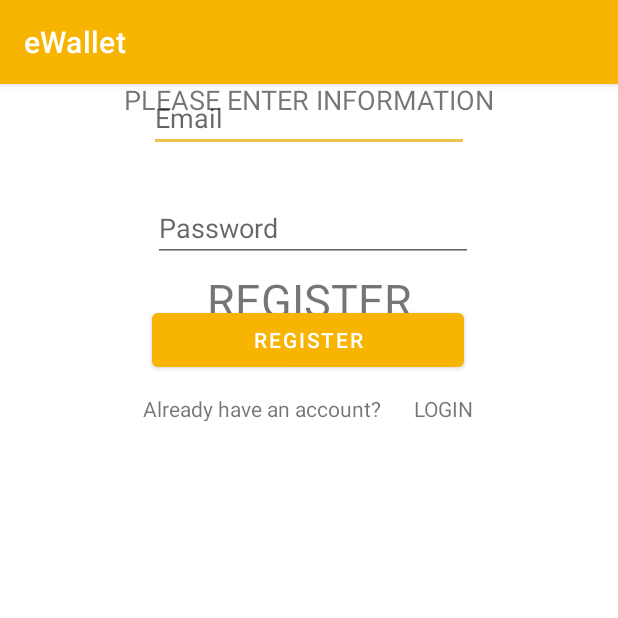
After one commit to alicalmir/e-Wallet, an Android app: the RegisterActivity screen opened directly, with no data from a screen before it, on a phone screen of 412 x 824 dp, the top half of it. The commit adds this screen. Run offline under Robolectric (Android 15) with nearby library versions, the phone set to English and light mode, and no system bars.

Commit message:
register and login features

```diff
--- a/app/src/main/AndroidManifest.xml
+++ b/app/src/main/AndroidManifest.xml
@@ -9,6 +9,8 @@
         android:roundIcon="@mipmap/app_icon"
         android:supportsRtl="true"
         android:theme="@style/Theme.EWallet">
+        <activity android:name=".RegisterActivity"></activity>
+        <activity android:name=".HomeActivity" />
         <activity android:name=".MainActivity">
             <intent-filter>
                 <action android:name="android.intent.action.MAIN" />
--- /dev/null
+++ b/app/src/main/java/com/example/ewallet/HomeActivity.java
@@ -0,0 +1,14 @@
+package com.example.ewallet;
+
+import androidx.appcompat.app.AppCompatActivity;
+
+import android.os.Bundle;
+
+public class HomeActivity extends AppCompatActivity {
+
+    @Override
+    protected void onCreate(Bundle savedInstanceState) {
+        super.onCreate(savedInstanceState);
+        setContentView(R.layout.activity_home);
+    }
+}
--- a/app/src/main/java/com/example/ewallet/MainActivity.java
+++ b/app/src/main/java/com/example/ewallet/MainActivity.java
@@ -2,21 +2,55 @@ package com.example.ewallet;
 
 import androidx.appcompat.app.AppCompatActivity;
 
+import android.content.Intent;
 import android.os.Bundle;
+import android.text.SpannableString;
+import android.text.style.UnderlineSpan;
+import android.util.Log;
 import android.view.View;
+import android.view.View.OnClickListener;
+import android.widget.Button;
+import android.widget.TextView;
+import android.widget.Toast;
 
 public class MainActivity extends AppCompatActivity {
+    TextView register, email, password;
+    Button login;
 
     @Override
     protected void onCreate(Bundle savedInstanceState) {
         super.onCreate(savedInstanceState);
         setContentView(R.layout.activity_main);
+
+        //deceleration of components
+        register = findViewById(R.id.registerClick);
+        email = findViewById(R.id.email);
+        password = findViewById(R.id.password);
+        login = findViewById(R.id.loginClick);
+
+        //setting underline for the register textView
+        SpannableString content = new SpannableString("REGISTER!");
+        content.setSpan(new UnderlineSpan(), 0, content.length(), 0);
+        register.setText(content);
     }
 
     public void login(View view){
-        // TODO: 5/1/2021
+        Intent intent = new Intent(this, HomeActivity.class);
+
+            if(email.getText().toString().equals("naidafatic@gmail.com") && password.getText().toString().equals("123")){
+                if(intent.resolveActivity(getPackageManager()) == null)
+                    Log.i("error", "No home activity");
+                else startActivity(intent);
+            }else {
+                Toast.makeText(this, "Enter correct email or password", Toast.LENGTH_SHORT).show();
+            }
     }
+
+
     public void register(View view){
-        // TODO: 5/1/2021
+        Intent intent = new Intent(this, RegisterActivity.class);
+        if(intent.resolveActivity(getPackageManager()) == null)
+            Log.i("error", "No home activity");
+        else startActivity(intent);
     }
 }
--- /dev/null
+++ b/app/src/main/java/com/example/ewallet/RegisterActivity.java
@@ -0,0 +1,14 @@
+package com.example.ewallet;
+
+import androidx.appcompat.app.AppCompatActivity;
+
+import android.os.Bundle;
+
+public class RegisterActivity extends AppCompatActivity {
+
+    @Override
+    protected void onCreate(Bundle savedInstanceState) {
+        super.onCreate(savedInstanceState);
+        setContentView(R.layout.activity_register);
+    }
+}
--- /dev/null
+++ b/app/src/main/res/layout/activity_home.xml
@@ -0,0 +1,9 @@
+<?xml version="1.0" encoding="utf-8"?>
+<androidx.constraintlayout.widget.ConstraintLayout xmlns:android="http://schemas.android.com/apk/res/android"
+    xmlns:app="http://schemas.android.com/apk/res-auto"
+    xmlns:tools="http://schemas.android.com/tools"
+    android:layout_width="match_parent"
+    android:layout_height="match_parent"
+    tools:context=".HomeActivity">
+
+</androidx.constraintlayout.widget.ConstraintLayout>
--- a/app/src/main/res/layout/activity_main.xml
+++ b/app/src/main/res/layout/activity_main.xml
@@ -4,6 +4,7 @@
     xmlns:tools="http://schemas.android.com/tools"
     android:layout_width="match_parent"
     android:layout_height="match_parent"
+    android:onClick="register"
     tools:context=".MainActivity">
 
     <ImageView
@@ -67,17 +68,18 @@
         android:ems="10"
         android:hint="@string/password_login"
         android:inputType="textPassword"
-        app:layout_constraintBottom_toTopOf="@+id/button"
+        app:layout_constraintBottom_toTopOf="@+id/loginClick"
         app:layout_constraintEnd_toEndOf="parent"
         app:layout_constraintHorizontal_bias="0.502"
         app:layout_constraintStart_toStartOf="parent"
         app:layout_constraintTop_toBottomOf="@+id/email" />
 
     <Button
-        android:id="@+id/button"
+        android:id="@+id/loginClick"
         android:layout_width="207dp"
         android:layout_height="48dp"
         android:layout_marginBottom="224dp"
+        android:onClick="login"
         android:text="@string/login_login"
         android:textSize="18sp"
         app:layout_constraintBottom_toBottomOf="parent"
@@ -95,7 +97,7 @@
         app:layout_constraintEnd_toEndOf="parent"
         app:layout_constraintHorizontal_bias="0.359"
         app:layout_constraintStart_toStartOf="parent"
-        app:layout_constraintTop_toBottomOf="@+id/button"
+        app:layout_constraintTop_toBottomOf="@+id/loginClick"
         app:layout_constraintVertical_bias="0.02" />
 
     <TextView
@@ -105,11 +107,12 @@
         android:layout_marginStart="7dp"
         android:layout_marginLeft="7dp"
         android:layout_marginTop="13dp"
+        android:onClick="register"
         android:text="@string/register_register"
         app:layout_constraintBottom_toBottomOf="parent"
         app:layout_constraintEnd_toEndOf="parent"
         app:layout_constraintHorizontal_bias="0.052"
         app:layout_constraintStart_toEndOf="@+id/registerText"
-        app:layout_constraintTop_toBottomOf="@+id/button"
+        app:layout_constraintTop_toBottomOf="@+id/loginClick"
         app:layout_constraintVertical_bias="0.015" />
 </androidx.constraintlayout.widget.ConstraintLayout>
--- /dev/null
+++ b/app/src/main/res/layout/activity_register.xml
@@ -0,0 +1,124 @@
+<?xml version="1.0" encoding="utf-8"?>
+<androidx.constraintlayout.widget.ConstraintLayout xmlns:android="http://schemas.android.com/apk/res/android"
+    xmlns:app="http://schemas.android.com/apk/res-auto"
+    xmlns:tools="http://schemas.android.com/tools"
+    android:layout_width="match_parent"
+    android:layout_height="match_parent"
+    tools:context=".RegisterActivity">
+
+    <TextView
+        android:id="@+id/textView5"
+        android:layout_width="wrap_content"
+        android:layout_height="wrap_content"
+        android:layout_marginStart="110dp"
+        android:layout_marginLeft="110dp"
+        android:layout_marginTop="24dp"
+        android:layout_marginEnd="110dp"
+        android:layout_marginRight="110dp"
+        android:layout_marginBottom="32dp"
+        android:text="@string/register_form"
+        android:textSize="18sp"
+        app:layout_constraintBottom_toTopOf="@+id/editTextTextPersonName"
+        app:layout_constraintEnd_toEndOf="parent"
+        app:layout_constraintStart_toStartOf="parent"
+        app:layout_constraintTop_toBottomOf="@+id/textView4"
+        app:layout_constraintVertical_bias="0.6" />
+
+    <TextView
+        android:id="@+id/textView4"
+        android:layout_width="wrap_content"
+        android:layout_height="wrap_content"
+        android:layout_marginTop="123dp"
+        android:text="@string/register_register"
+        android:textSize="30sp"
+        app:layout_constraintEnd_toEndOf="parent"
+        app:layout_constraintStart_toStartOf="parent"
+        app:layout_constraintTop_toTopOf="parent" />
+
+    <EditText
+        android:id="@+id/editTextTextPersonName2"
+        android:layout_width="wrap_content"
+        android:layout_height="wrap_content"
+        android:ems="10"
+        android:hint="@string/email_register"
+        android:inputType="textPersonName"
+        app:layout_constraintEnd_toEndOf="parent"
+        app:layout_constraintStart_toStartOf="parent"
+        tools:layout_editor_absoluteY="300dp" />
+
+    <EditText
+        android:id="@+id/editTextTextPersonName4"
+        android:layout_width="wrap_content"
+        android:layout_height="wrap_content"
+        android:layout_marginStart="102dp"
+        android:layout_marginLeft="102dp"
+        android:layout_marginTop="28dp"
+        android:layout_marginEnd="100dp"
+        android:layout_marginRight="100dp"
+        android:ems="10"
+        android:hint="@string/password_register"
+        android:inputType="textPersonName"
+        app:layout_constraintEnd_toEndOf="parent"
+        app:layout_constraintHorizontal_bias="0.0"
+        app:layout_constraintStart_toStartOf="parent"
+        app:layout_constraintTop_toBottomOf="@+id/editTextTextPersonName2" />
+
+    <EditText
+        android:id="@+id/editTextTextPersonName"
+        android:layout_width="wrap_content"
+        android:layout_height="wrap_content"
+        android:layout_marginBottom="28dp"
+        android:ems="10"
+        android:hint="@string/name_register"
+        android:inputType="textPersonName"
+        app:layout_constraintBottom_toTopOf="@+id/editTextTextPersonName2"
+        app:layout_constraintEnd_toEndOf="parent"
+        app:layout_constraintStart_toStartOf="parent" />
+
+    <Button
+        android:id="@+id/button"
+        android:layout_width="208dp"
+        android:layout_height="48dp"
+        android:layout_marginStart="101dp"
+        android:layout_marginLeft="101dp"
+        android:layout_marginTop="28dp"
+        android:layout_marginEnd="102dp"
+        android:layout_marginRight="102dp"
+        android:text="@string/register_register"
+        app:layout_constraintEnd_toEndOf="parent"
+        app:layout_constraintHorizontal_bias="0.0"
+        app:layout_constraintStart_toStartOf="parent"
+        app:layout_constraintTop_toBottomOf="@+id/editTextTextPersonName4" />
+
+    <TextView
+        android:id="@+id/textView6"
+        android:layout_width="160dp"
+        android:layout_height="18dp"
+        android:layout_marginStart="95dp"
+        android:layout_marginLeft="95dp"
+        android:layout_marginTop="12dp"
+        android:layout_marginEnd="10dp"
+        android:layout_marginRight="10dp"
+        android:layout_marginBottom="196dp"
+        android:text="@string/login_text"
+        android:textSize="14sp"
+        app:layout_constraintBottom_toBottomOf="parent"
+        app:layout_constraintEnd_toStartOf="@+id/textView7"
+        app:layout_constraintHorizontal_bias="0.0"
+        app:layout_constraintStart_toStartOf="parent"
+        app:layout_constraintTop_toBottomOf="@+id/button"
+        app:layout_constraintVertical_bias="0.0" />
+
+    <TextView
+        android:id="@+id/textView7"
+        android:layout_width="wrap_content"
+        android:layout_height="wrap_content"
+        android:layout_marginTop="12dp"
+        android:layout_marginEnd="96dp"
+        android:layout_marginRight="96dp"
+        android:text="@string/login_login"
+        app:layout_constraintBottom_toBottomOf="parent"
+        app:layout_constraintEnd_toEndOf="parent"
+        app:layout_constraintTop_toBottomOf="@+id/button"
+        app:layout_constraintVertical_bias="0.0" />
+</androidx.constraintlayout.widget.ConstraintLayout>
--- a/app/src/main/res/values/strings.xml
+++ b/app/src/main/res/values/strings.xml
@@ -4,5 +4,10 @@
     <string name="password_login">Enter password</string>
     <string name="login_login">LOGIN</string>
     <string name="register_text">Do not have an account?</string>
+    <string name="login_text">Already have an account?</string>
     <string name="register_register">REGISTER</string>
+    <string name="register_form">PLEASE ENTER INFORMATION</string>
+    <string name="name_register">Name and Surname</string>
+    <string name="email_register">Email</string>
+    <string name="password_register">Password</string>
 </resources>
```
